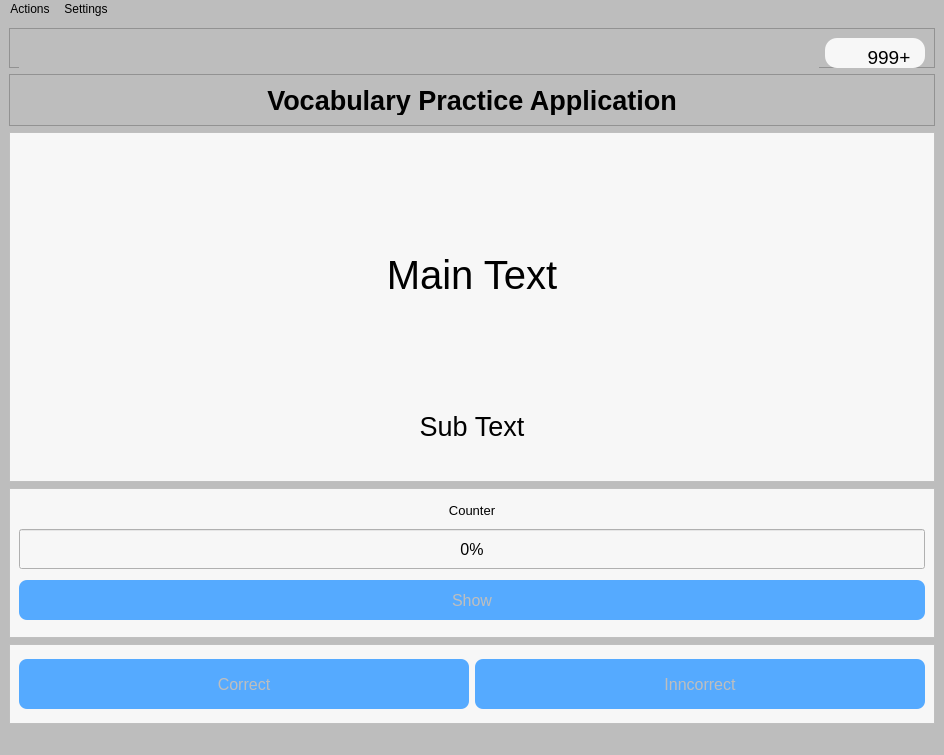
Qt form src/assets/app.ui (petern2599/Vocabulary-Practice-App) before a commit.
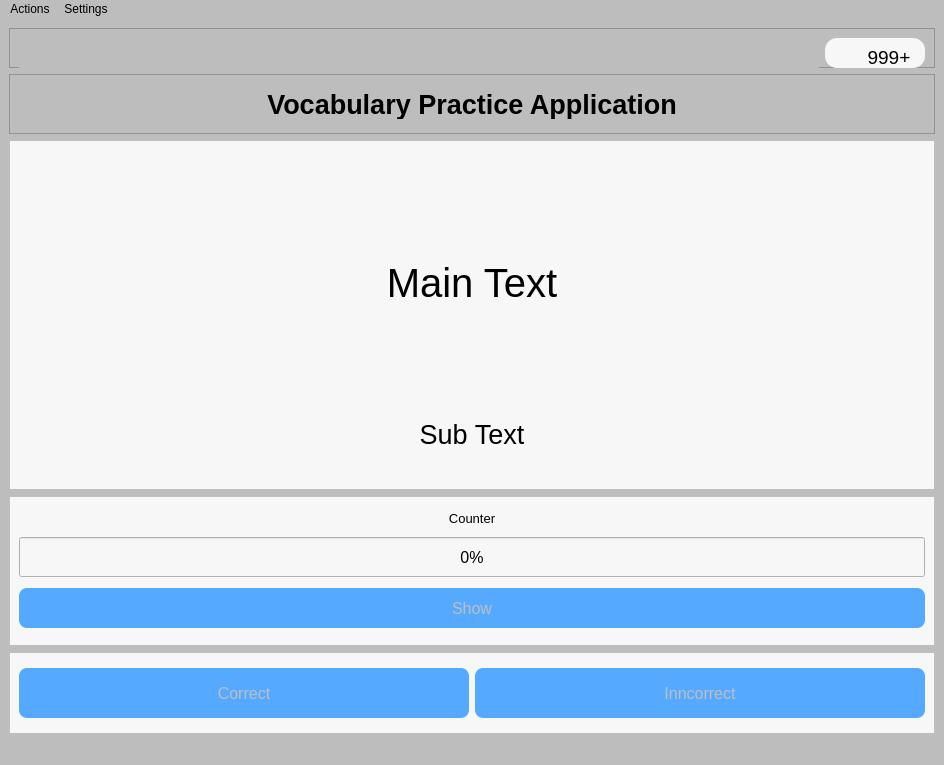
The same form after that commit. Icons and pictures are not drawn.

Commit message: fixed qt element resizing

```diff
--- a/src/assets/app.ui
+++ b/src/assets/app.ui
@@ -7,7 +7,7 @@
     <x>0</x>
     <y>0</y>
     <width>944</width>
-    <height>755</height>
+    <height>765</height>
    </rect>
   </property>
   <property name="windowTitle">
@@ -162,6 +162,18 @@
     </item>
     <item>
      <widget class="QFrame" name="frame_4">
+      <property name="minimumSize">
+       <size>
+        <width>0</width>
+        <height>60</height>
+       </size>
+      </property>
+      <property name="maximumSize">
+       <size>
+        <width>16777215</width>
+        <height>60</height>
+       </size>
+      </property>
       <property name="frameShape">
        <enum>QFrame::StyledPanel</enum>
       </property>
@@ -171,6 +183,12 @@
       <layout class="QVBoxLayout" name="verticalLayout_4">
        <item>
         <widget class="QLabel" name="label_4">
+         <property name="minimumSize">
+          <size>
+           <width>0</width>
+           <height>30</height>
+          </size>
+         </property>
          <property name="maximumSize">
           <size>
            <width>16777215</width>
@@ -306,6 +324,12 @@
         <height>150</height>
        </size>
       </property>
+      <property name="maximumSize">
+       <size>
+        <width>16777215</width>
+        <height>150</height>
+       </size>
+      </property>
       <property name="styleSheet">
        <string notr="true">background-color: rgb(247, 247, 247);</string>
       </property>
```
